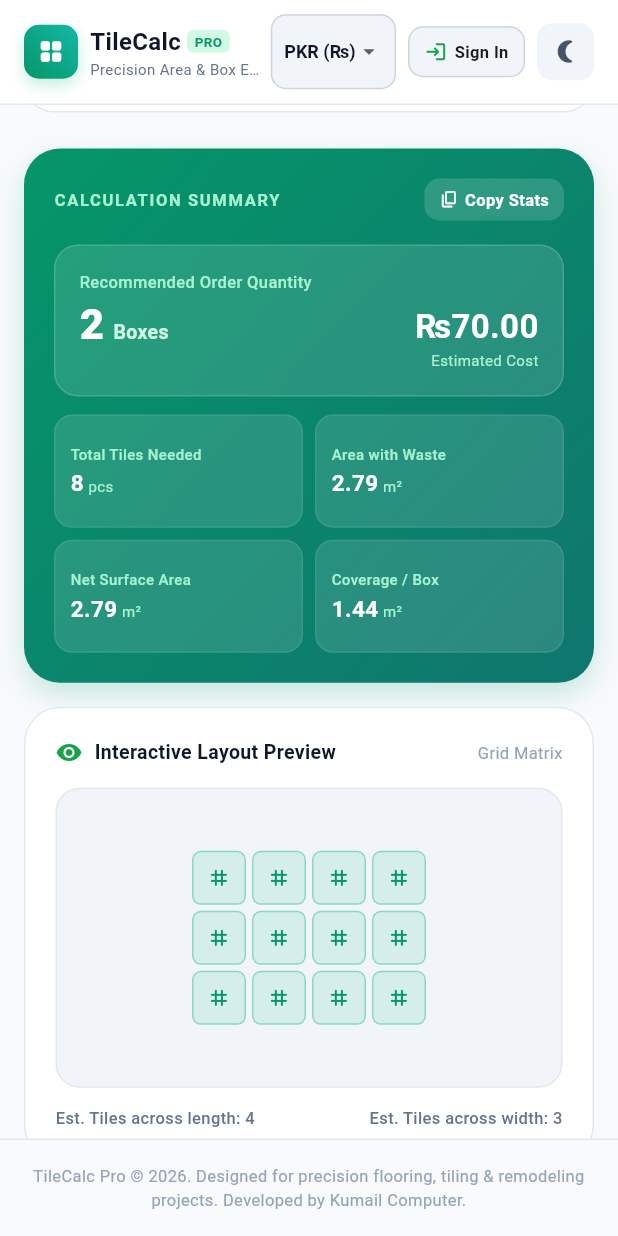
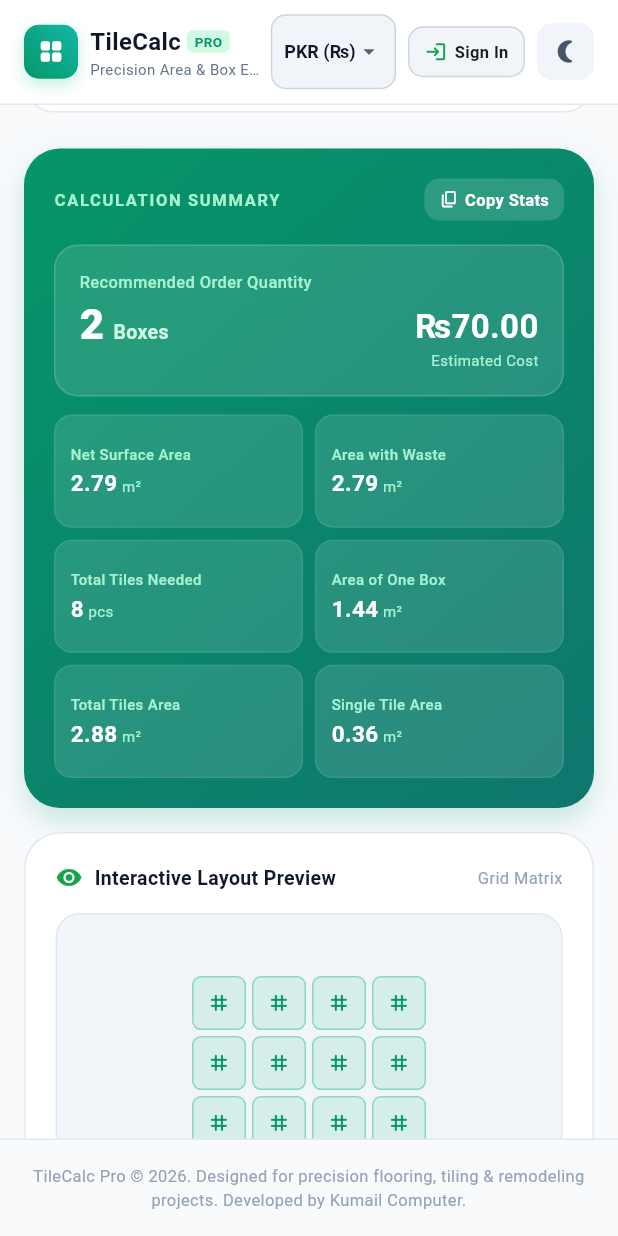
Before and after one commit to kumailhaider313/Tile_Calc, a Flutter app: the screen it shows after launch, scrolled down 1152 dp, on a phone screen of 412 x 824 dp. Run offline on Flutter 3.47's test engine with Material 3 defaults, Android fonts, the phone set to English and light mode, and no system bars; our stand-ins replace firebase_auth, firebase_core, google_sign_in; accounts and stored records are empty.

Commit message:
summary improve

```diff
--- a/lib/screens/tile_calculator_screen.dart
+++ b/lib/screens/tile_calculator_screen.dart
@@ -506,6 +506,7 @@ Tile Calculation Summary:
           totalTilesNeeded: totalTilesNeeded,
           areaWithWaste: areaWithWaste,
           netArea: netArea,
+          singleTileArea: singleTileArea,
           boxCoverage: boxCoverage,
           onCopySummary: _copySummary,
         ),
--- a/lib/widgets/results_summary_card.dart
+++ b/lib/widgets/results_summary_card.dart
@@ -9,6 +9,7 @@ class ResultsSummaryCard extends StatelessWidget {
   final int totalTilesNeeded;
   final double areaWithWaste;
   final double netArea;
+  final double singleTileArea;
   final double boxCoverage;
   final VoidCallback onCopySummary;
 
@@ -22,6 +23,7 @@ class ResultsSummaryCard extends StatelessWidget {
     required this.totalTilesNeeded,
     required this.areaWithWaste,
     required this.netArea,
+    required this.singleTileArea,
     required this.boxCoverage,
     required this.onCopySummary,
   });
@@ -233,7 +235,7 @@ class ResultsSummaryCard extends StatelessWidget {
 
           const SizedBox(height: 12),
 
-          // Secondary Metrics Grid
+          // Secondary Metrics Grid (6 items)
           GridView.count(
             shrinkWrap: true,
             physics: const NeverScrollableScrollPhysics(),
@@ -243,9 +245,9 @@ class ResultsSummaryCard extends StatelessWidget {
             childAspectRatio: 2.2,
             children: [
               _buildMetricTile(
-                'Total Tiles Needed',
-                '$totalTilesNeeded',
-                'pcs',
+                'Net Surface Area',
+                netArea.toStringAsFixed(2),
+                'm²',
               ),
               _buildMetricTile(
                 'Area with Waste',
@@ -253,13 +255,23 @@ class ResultsSummaryCard extends StatelessWidget {
                 'm²',
               ),
               _buildMetricTile(
-                'Net Surface Area',
-                netArea.toStringAsFixed(2),
+                'Total Tiles Needed',
+                '$totalTilesNeeded',
+                'pcs',
+              ),
+              _buildMetricTile(
+                'Area of One Box',
+                boxCoverage.toStringAsFixed(2),
                 'm²',
               ),
               _buildMetricTile(
-                'Coverage / Box',
-                boxCoverage.toStringAsFixed(2),
+                'Total Tiles Area',
+                (totalTilesNeeded * singleTileArea).toStringAsFixed(2),
+                'm²',
+              ),
+              _buildMetricTile(
+                'Single Tile Area',
+                singleTileArea.toStringAsFixed(2),
                 'm²',
               ),
             ],
```
